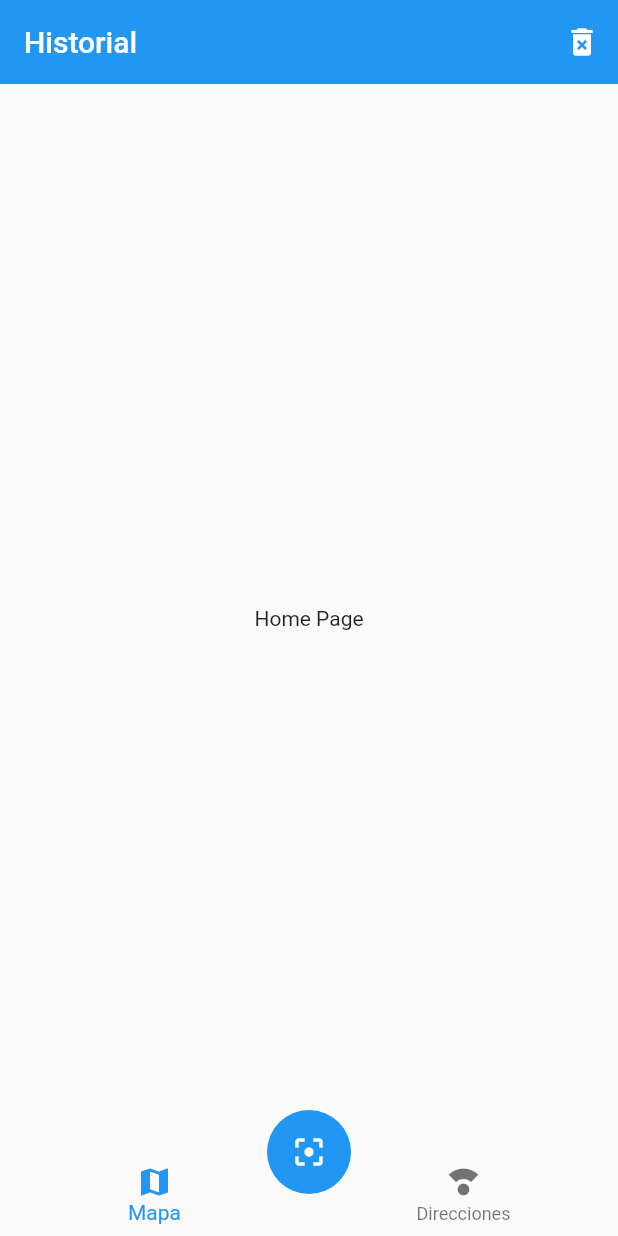
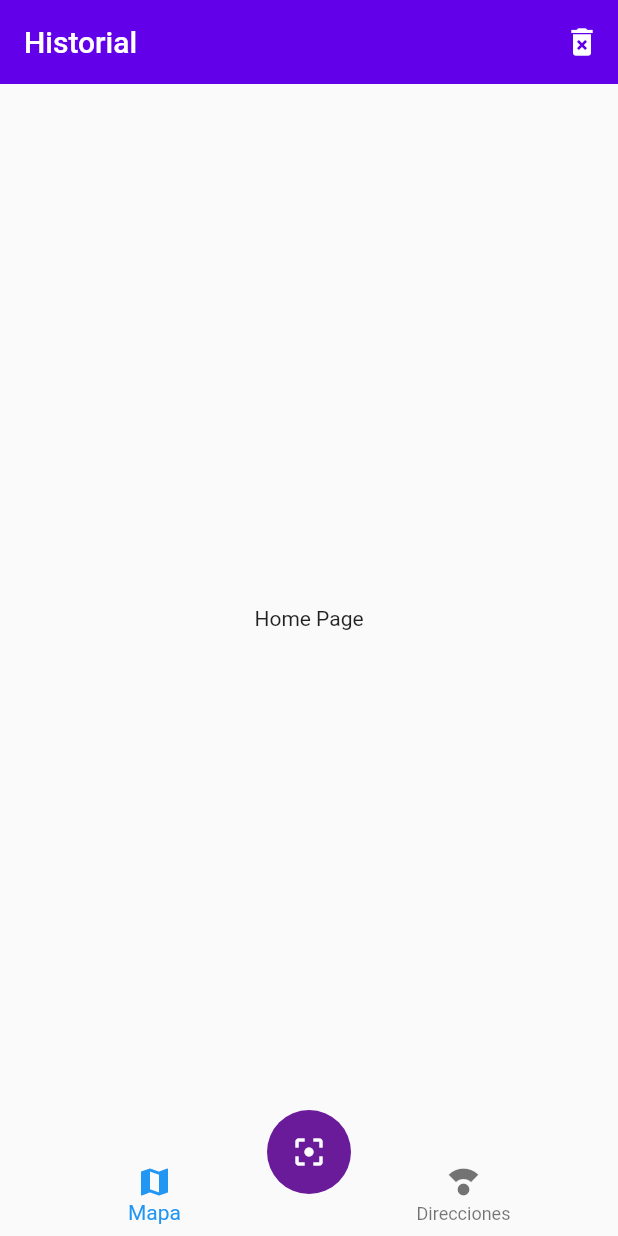
Before and after one commit to cesaroer/qr_reader, a Flutter app: the screen it shows after launch, on a phone screen of 412 x 824 dp. Run offline on Flutter 3.47's test engine with Material 2 defaults, Android fonts, the phone set to English and light mode, and no system bars.

Commit message:
Changed appTheme

```diff
--- a/lib/main.dart
+++ b/lib/main.dart
@@ -15,6 +15,11 @@ class MyApp extends StatelessWidget {
         "home": (_) => HomePage(),
         "mapa": (_) => MapaPage(),
       },
+      theme: ThemeData(
+        primaryColor: Colors.deepPurpleAccent[700],
+        floatingActionButtonTheme:
+            FloatingActionButtonThemeData(backgroundColor: Colors.purple[800]),
+      ),
     );
   }
 }
```
